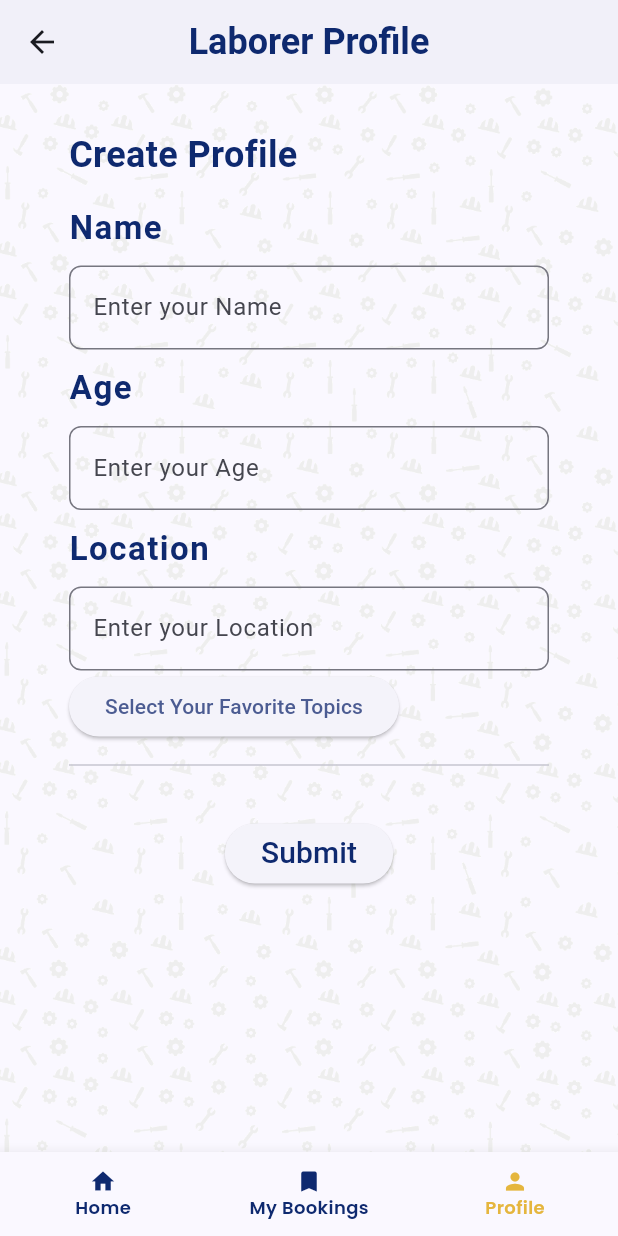
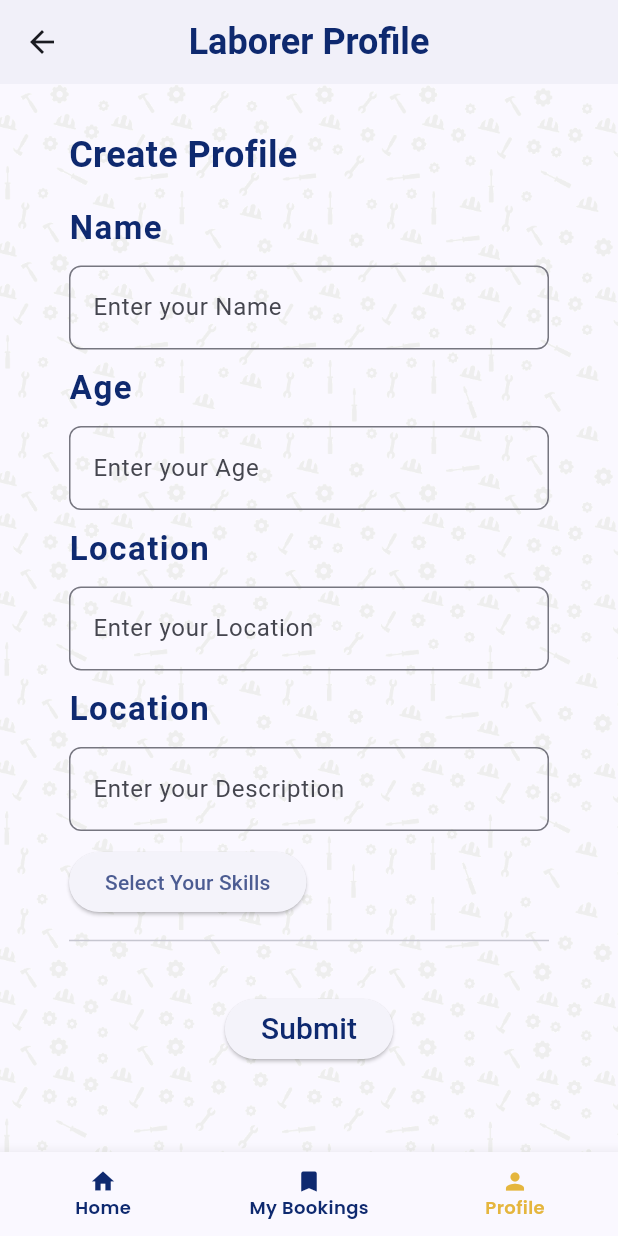
Before and after one commit to navaneethku/slconnect, a Flutter app: the ProfileLaborerView screen opened by its route, on a phone screen of 412 x 824 dp. Run offline on Flutter 3.47's test engine with Material 2 defaults, Android fonts, the phone set to English and light mode, and no system bars; our stand-ins replace cloud_firestore, firebase_auth, firebase_core, get, google_fonts, lottie and 2 more; accounts and stored records are empty.

Commit message:
improve UI of Laborer Listing

```diff
--- a/slconnect/lib/app/modules/category_detailed/controllers/category_detailed_controller.dart
+++ b/slconnect/lib/app/modules/category_detailed/controllers/category_detailed_controller.dart
@@ -7,10 +7,6 @@ class CategoryDetailedController extends GetxController {
   final count = 0.obs;
   @override
   void onInit() async {
-    var laborerListByCategory =
-        await DatabaseService().getLaborersByCategory("Mistri");
-
-
     super.onInit();
   }
 
--- a/slconnect/lib/app/modules/profile_laborer/controllers/profile_laborer_controller.dart
+++ b/slconnect/lib/app/modules/profile_laborer/controllers/profile_laborer_controller.dart
@@ -15,7 +15,8 @@ class ProfileLaborerController extends GetxController {
   void onInit() async {
     phoneNumber = getPhoneNumberOfCurrentUser() ?? "";
     SharedPreferences prefs = await SharedPreferences.getInstance();
-    print("Is the laborer key in memory?"+ prefs.containsKey("laborer").toString());
+    print("Is the laborer key in memory?" +
+        prefs.containsKey("laborer").toString());
     super.onInit();
   }
 
@@ -40,6 +41,7 @@ class ProfileLaborerController extends GetxController {
       'Landscaping',
       'Coconut Climbing',
       'Plumbing',
+      'Wood Working'
     ];
 
     final List<String>? results = await Get.dialog(MultiSelect(items: items));
--- a/slconnect/lib/app/modules/profile_laborer/views/profile_laborer_view.dart
+++ b/slconnect/lib/app/modules/profile_laborer/views/profile_laborer_view.dart
@@ -97,10 +97,26 @@ class ProfileLaborerView extends GetView<ProfileLaborerController> {
                                   return null;
                                 },
                               ),
+                              const SizedBox(height: 10.0),
+                              const Text('Location', style: textStyle),
+                              const SizedBox(height: 10.0),
+
+                              TextFormField(
+                                controller: controller.descriptionController,
+                                keyboardType: TextInputType.text,
+                                decoration: inputDecoration.copyWith(
+                                    hintText: "Enter your Description"),
+                                validator: (value) {
+                                  if (value == null || value.isEmpty) {
+                                    return 'Please enter Description';
+                                  }
+                                  return null;
+                                },
+                              ),
+                              const SizedBox(height: 10.0),
                               ElevatedButton(
                                 onPressed: controller.showMultiSelect,
-                                child:
-                                    const Text('Select Your Favorite Topics'),
+                                child: const Text('Select Your Skills'),
                               ),
                               const Divider(
                                 height: 30,
@@ -138,19 +154,24 @@ class ProfileLaborerView extends GetView<ProfileLaborerController> {
                                                   LaborerModel(
                                                 name: controller
                                                     .nameController.text,
-                                                age:
-                                                    controller.ageController.text,
+                                                age: controller
+                                                    .ageController.text,
                                                 location: controller
                                                     .locationController.text,
+                                                description: controller
+                                                    .descriptionController.text,
                                                 role: tempRole ?? "",
                                                 phoneNumber:
-                                                    controller.phoneNumber, description: 'Nothing', skills: controller.selectedItems,
+                                                    controller.phoneNumber,
+                                                skills:
+                                                    controller.selectedItems,
                                               );
                                               controller.setLoading();
                                               await service.addLaborer(laborer);
                                               controller.setLoadingFalse();
                                               //TODO GO TO Routes.HOME if role == employer, else Routes.HOME_LABORER
-                                              Get.offAndToNamed(Routes.HOME_LABORER);
+                                              Get.offAndToNamed(
+                                                  Routes.HOME_LABORER);
                                             }
                                           }),
                                           child: const Text(
--- a/slconnect/lib/consts/common_styles.dart
+++ b/slconnect/lib/consts/common_styles.dart
@@ -17,6 +17,9 @@ const TextStyle mediumWhiteBold =
 const TextStyle largeWhiteBold =
     TextStyle(color: Colors.white, fontSize: 24, fontWeight: FontWeight.bold);
 const TextStyle mediumPrimary = TextStyle(color: primary, fontSize: 18);
+const TextStyle mediumSecondary = TextStyle(color: secondary, fontSize: 18);
+const TextStyle mediumSecondaryBold =
+    TextStyle(color: secondary, fontSize: 18, fontWeight: FontWeight.bold);
 const TextStyle mediumPrimaryBold =
     TextStyle(color: primary, fontSize: 18, fontWeight: FontWeight.w600);
 const TextStyle largePrimary = TextStyle(color: primary, fontSize: 24);
```
Also changed, not shown: slconnect/lib/app/modules/category_detailed/views/category_detailed_view.dart (+47 -28 lines), slconnect/lib/app/modules/home_laborer/views/home_laborer_view.dart (+27 -4 lines).
